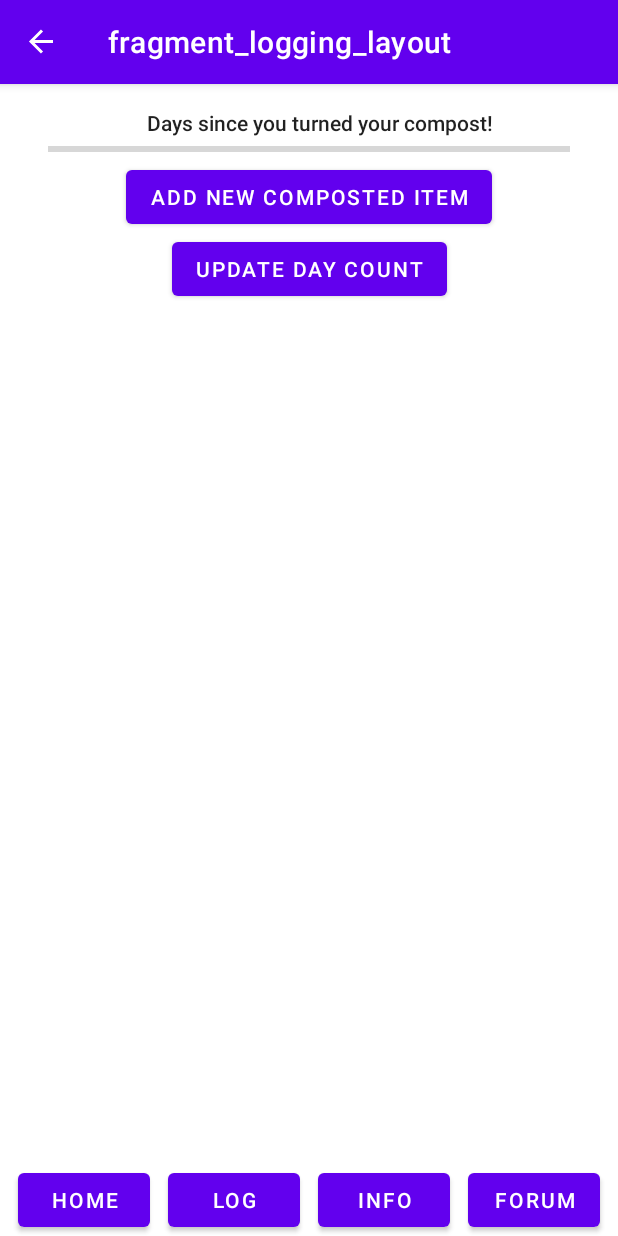
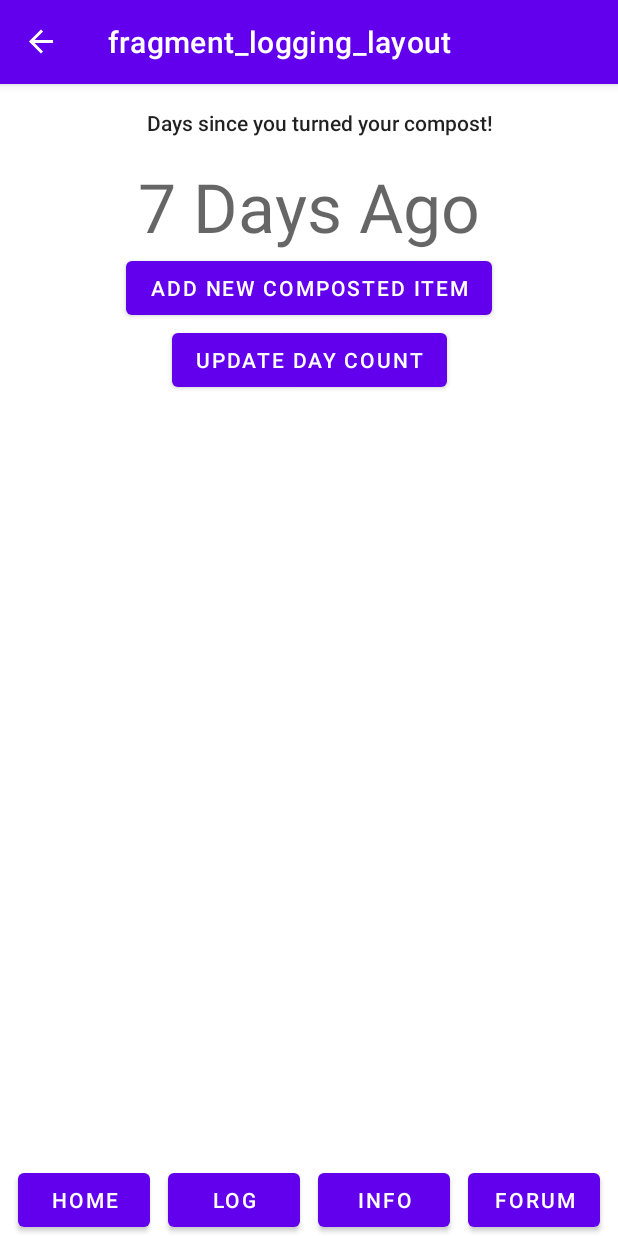
Before and after one commit to CorwinDaley/Bioplastics-Bad, an Android app: the LoggingLayout screen opened through its navigation route, after a tap on "ADD NEW COMPOSTED ITEM", on a phone screen of 412 x 824 dp. Run offline under Robolectric (Android 15) with nearby library versions, the phone set to English and light mode, and no system bars; our stand-ins replace navigation-ui.

Commit message:
changed progress bar

```diff
--- a/app/src/main/java/com/example/bioplasticbad/LoggingFragment.kt
+++ b/app/src/main/java/com/example/bioplasticbad/LoggingLayout.kt
@@ -1,16 +1,22 @@
 package com.example.bioplasticbad
 
 import android.os.Bundle
+import android.os.CountDownTimer
+import android.telecom.Call
+import android.util.Log
 import androidx.fragment.app.Fragment
 import android.view.LayoutInflater
 import android.view.View
 import android.view.ViewGroup
 import android.widget.Button
 import android.widget.ProgressBar
+import android.widget.TextView
 import android.widget.Toast
 import androidx.navigation.findNavController
 import androidx.recyclerview.widget.LinearLayoutManager
+import androidx.recyclerview.widget.RecyclerView
 import com.example.bioplasticbad.helpers.LogsAdapter
+
 
 
 class LoggingLayout : Fragment() {
@@ -34,21 +40,43 @@ class LoggingLayout : Fragment() {
     ): View? {
         // Inflate the layout for this fragment
         val rootView = inflater.inflate(R.layout.fragment_logging_layout, container, false)
+        val turnCompostCount = rootView.findViewById<TextView>(R.id.textView_logging_dayCountVal)
+        //val listOfLogs = rootView.findViewById<RecyclerView>(R.id.recyclerView)
 
         val newOrEditJournalButton = rootView.findViewById<Button>(R.id.button_logging_newEntry)
         newOrEditJournalButton.setOnClickListener {
-            view?.findNavController()?.navigate(R.id.newOrEditJounral)
+            view?.findNavController()?.navigate(R.id.editJournal)
         }
 
         val updateDayCountButton = rootView.findViewById<Button>(R.id.button_logging_newEntry)
+
         updateDayCountButton.setOnClickListener {
-            //Toast.makeText(this, "You turned you compost!", Toast.LENGTH_SHORT).show()
+            turnCompostCount.setText("7 Days Ago")
+            val timer = object: CountDownTimer(20000, 1000) {
+                override fun onTick(millisUntilFinished: Long) {
+
+                }
+
+                override fun onFinish() {
+                    turnCompostCount.setText("You need to turn your compost!")
+                    //Toast.makeText(timer, "You need to turn your compost!", Toast.LENGTH_LONG).show()
+                }
+            }
+            timer.start()
         }
 
-        val turnCompostCount = rootView.findViewById<ProgressBar>(R.id.progressBar_logging_daysSince)
-        //turnCompostCount.
+        /*listOfLogs.adapter = LogsAdapter(emptyList<logs>())
+        listOfLogs.layoutManager
+
+        listOfLogs.apply {
+            setHasFixedSize(true)
+            adapter = LogsAdapter(emptyList<logs>())
+        }
+
+        listOfLogs.adapter?.notifyDataSetChanged()*/
 
         return rootView
     }
 
+
 }
--- a/app/src/main/res/layout/fragment_logging_layout.xml
+++ b/app/src/main/res/layout/fragment_logging_layout.xml
@@ -14,30 +14,33 @@
         android:layout_marginTop="16dp"
         android:text="@string/turn_compost_count_title"
         android:textAppearance="@style/TextAppearance.AppCompat.Body2"
-        app:layout_constraintBottom_toTopOf="@+id/progressBar_logging_daysSince"
+        app:layout_constraintBottom_toTopOf="@+id/textView_logging_dayCountVal"
         app:layout_constraintEnd_toEndOf="parent"
         app:layout_constraintHorizontal_bias="0.541"
         app:layout_constraintStart_toStartOf="parent"
         app:layout_constraintTop_toTopOf="parent" />
 
-    <ProgressBar
-        android:id="@+id/progressBar_logging_daysSince"
-        style="?android:attr/progressBarStyleHorizontal"
-        android:layout_width="0dp"
+    <TextView
+        android:id="@+id/textView_logging_dayCountVal"
+        android:layout_width="wrap_content"
         android:layout_height="wrap_content"
         android:layout_marginStart="32dp"
+        android:layout_marginTop="16dp"
         android:layout_marginEnd="32dp"
+        android:text="@string/turn_compost_count_value"
+        android:textAppearance="@style/TextAppearance.AppCompat.Display2"
         app:layout_constraintEnd_toEndOf="parent"
         app:layout_constraintStart_toStartOf="parent"
         app:layout_constraintTop_toBottomOf="@+id/textView_logging_dayCount" />
 
-    <androidx.recyclerview.widget.RecyclerView
+
+<!--    <androidx.recyclerview.widget.RecyclerView
         android:id="@+id/recyclerView"
         android:layout_width="0dp"
         android:layout_height="wrap_content"
         app:layout_constraintEnd_toEndOf="parent"
         app:layout_constraintStart_toStartOf="parent"
-        app:layout_constraintTop_toBottomOf="@+id/progressBar_logging_daysSince" />
+        app:layout_constraintTop_toBottomOf="@+id/textView_logging_dayCountVal" />-->
 
     <Button
         android:id="@+id/button_logging_newEntry"
@@ -46,7 +49,7 @@
         android:text="@string/add_new_composted_item"
         app:layout_constraintEnd_toEndOf="parent"
         app:layout_constraintStart_toStartOf="parent"
-        app:layout_constraintTop_toBottomOf="@+id/recyclerView" />
+        app:layout_constraintTop_toBottomOf="@+id/textView_logging_dayCountVal" />
 
     <Button
         android:id="@+id/button_logging_turnCompost"
--- a/app/src/main/res/navigation/navigation.xml
+++ b/app/src/main/res/navigation/navigation.xml
@@ -61,7 +61,7 @@
         android:label="fragment_logging_layout"
         tools:layout="@layout/fragment_logging_layout">
         <action
-            android:id="@+id/newOrEditJounral"
+            android:id="@+id/editJournal"
             app:destination="@id/NewJournal" />
     </fragment>
     <fragment
--- a/app/src/main/res/values/strings.xml
+++ b/app/src/main/res/values/strings.xml
@@ -39,4 +39,5 @@
     <string name="update_day_count">update day count</string>
     <string name="name">name</string>
     <string name="pronouns">(pronouns)</string>
+    <string name="turn_compost_count_value">7</string>
 </resources>
```
Also changed, not shown: app/src/main/java/com/example/bioplasticbad/helpers/LogsAdapter.kt (renamed from app/src/main/java/com/example/bioplasticbad/LogsAdapter.kt).
